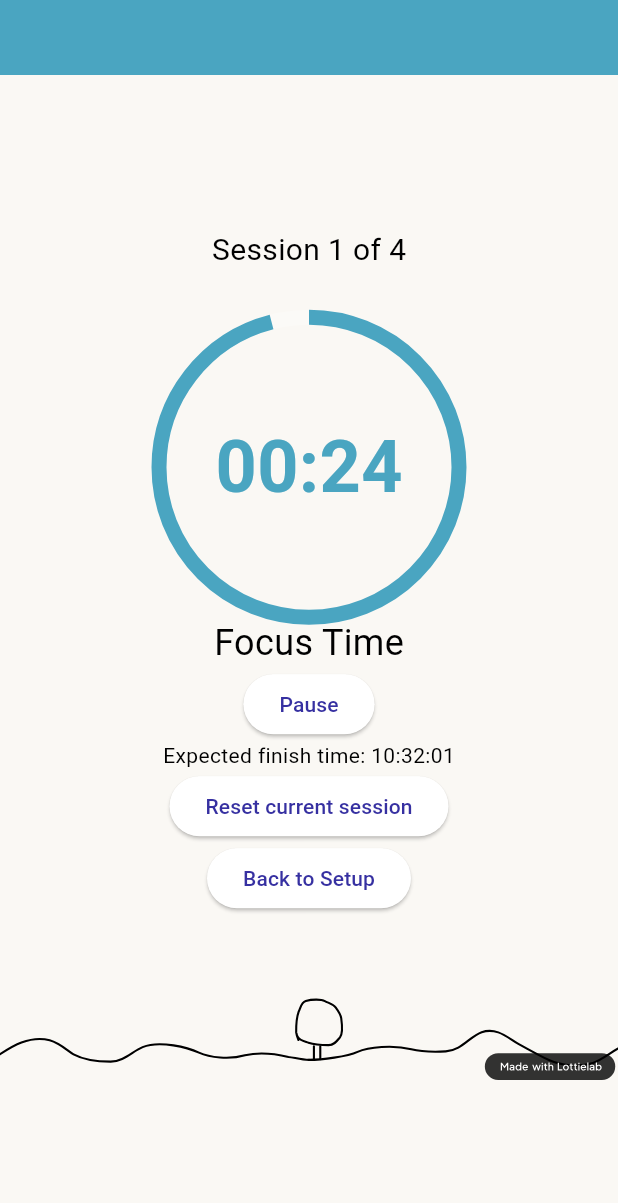
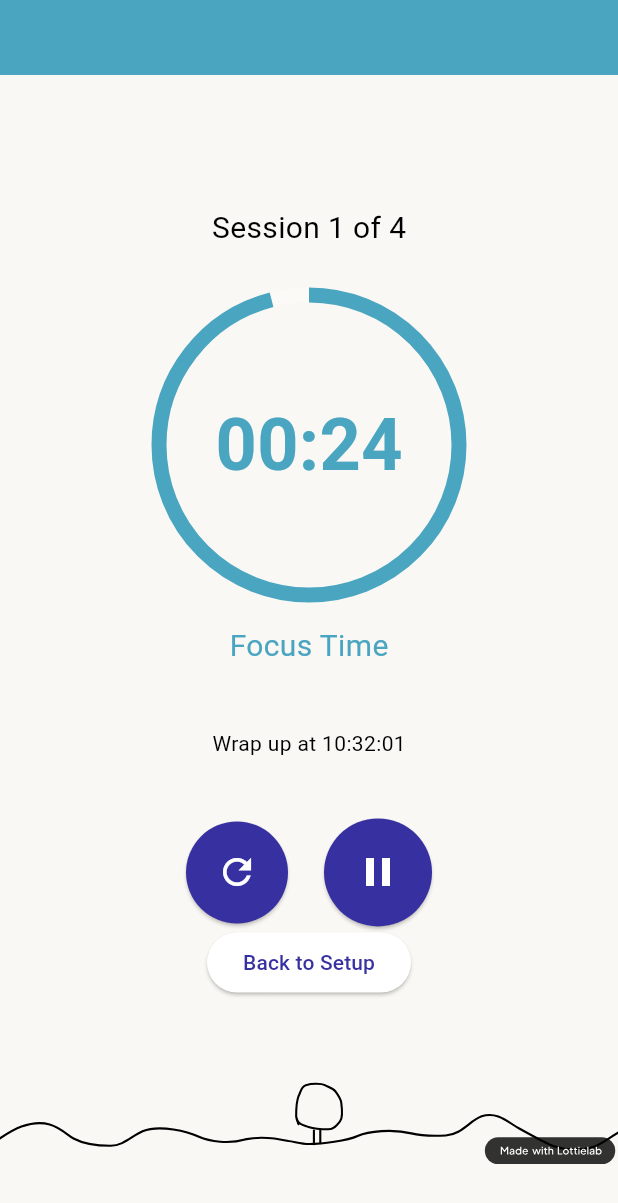
Before and after one commit to CareerDelTorro/pomodoro-coffee, a Flutter app: the SessionPage screen opened by its route, on a phone screen of 412 x 824 dp. Shown: the top 1203 px of the screen. Run offline on Flutter 3.47's test engine with Material 3 defaults, Android fonts, the phone set to English and light mode, and no system bars; our stand-ins replace lottie.

Commit message:
UI changes

```diff
--- a/lib/pages/session_page.dart
+++ b/lib/pages/session_page.dart
@@ -95,7 +95,9 @@ class SessionPageState extends State<SessionPage> {
 
   void changeBackgroundColour(TimerMode mode) {
     setState(() {
-      backgroundColor = mode == TimerMode.workTime ? const Color(0xFFFAF8F4) : const Color(0xFF4AA5C1);
+      backgroundColor = mode == TimerMode.workTime
+          ? const Color(0xFFFAF8F4)
+          : const Color(0xFF4AA5C1);
     });
   }
 
@@ -157,8 +159,24 @@ class SessionPageState extends State<SessionPage> {
     final appState = Provider.of<AppState>(context);
 
     Widget playPauseButton = isRunning
-        ? ElevatedButton(onPressed: pauseTimer, child: Text('Pause'))
-        : ElevatedButton(onPressed: startTimer, child: Text('Play'));
+        ? ElevatedButton(
+            onPressed: pauseTimer,
+            style: ElevatedButton.styleFrom(
+              shape: const CircleBorder(),
+              padding: const EdgeInsets.all(20),
+              backgroundColor: Theme.of(context).colorScheme.primary,
+            ),
+            child: const Icon(Icons.pause, color: Colors.white, size: 32),
+          )
+        : ElevatedButton(
+            onPressed: startTimer,
+            style: ElevatedButton.styleFrom(
+              shape: const CircleBorder(),
+              padding: const EdgeInsets.all(20),
+              backgroundColor: Theme.of(context).colorScheme.primary,
+            ),
+            child: const Icon(Icons.play_arrow, color: Colors.white, size: 32),
+          );
 
     DateTime expectedFinishTime = DateTime.now().add(
       Duration(seconds: calculateTotalTimeLeftInSeconds()),
@@ -176,11 +194,11 @@ class SessionPageState extends State<SessionPage> {
         crossAxisAlignment: CrossAxisAlignment.stretch,
         children: [
           TopBar(height: 50, color: Color(0xFF4AA5C1)),
+          SizedBox(height: MediaQuery.of(context).size.height * 0.05),
           Expanded(
             child: Column(
               mainAxisAlignment: MainAxisAlignment.center,
               children: [
-
                 Text(
                   'Session ${appState.numSessionsTotal + 1 - numSessionsLeft} of ${appState.numSessionsTotal}',
                   style: TextStyle(fontSize: 20),
@@ -218,18 +236,41 @@ class SessionPageState extends State<SessionPage> {
                     ],
                   ),
                 ),
+                SizedBox(height: 20),
                 Text(
                   _currentMode == TimerMode.workTime
                       ? 'Focus Time'
                       : 'Break Time',
-                  style: TextStyle(fontSize: 24),
+                  style: TextStyle(
+                    fontSize: 20,
+                    color: _currentMode == TimerMode.workTime
+                        ? Color(0xFF4AA5C1)
+                        : Color(0xFFFAF8F4),
+                  ),
                 ),
+                SizedBox(height: 40),
+                Text("Wrap up at ${formatTime(expectedFinishTime)}"),
 
-                playPauseButton,
-                Text("Expected finish time: ${formatTime(expectedFinishTime)}"),
-                ElevatedButton(
-                  onPressed: resetCurrentTimer,
-                  child: Text('Reset current session'),
+                SizedBox(height: 40),
+                Row(
+                  mainAxisAlignment: MainAxisAlignment.center,
+                  children: [
+                    ElevatedButton(
+                      onPressed: resetCurrentTimer,
+                      style: ElevatedButton.styleFrom(
+                        shape: const CircleBorder(),
+                        padding: const EdgeInsets.all(20),
+                        backgroundColor: Theme.of(context).colorScheme.primary,
+                      ),
+                      child: const Icon(
+                        Icons.refresh,
+                        color: Colors.white,
+                        size: 28,
+                      ),
+                    ),
+                    SizedBox(width: 24), // Space between buttons
+                    playPauseButton,
+                  ],
                 ),
                 ElevatedButton(
                   onPressed: () {
```
